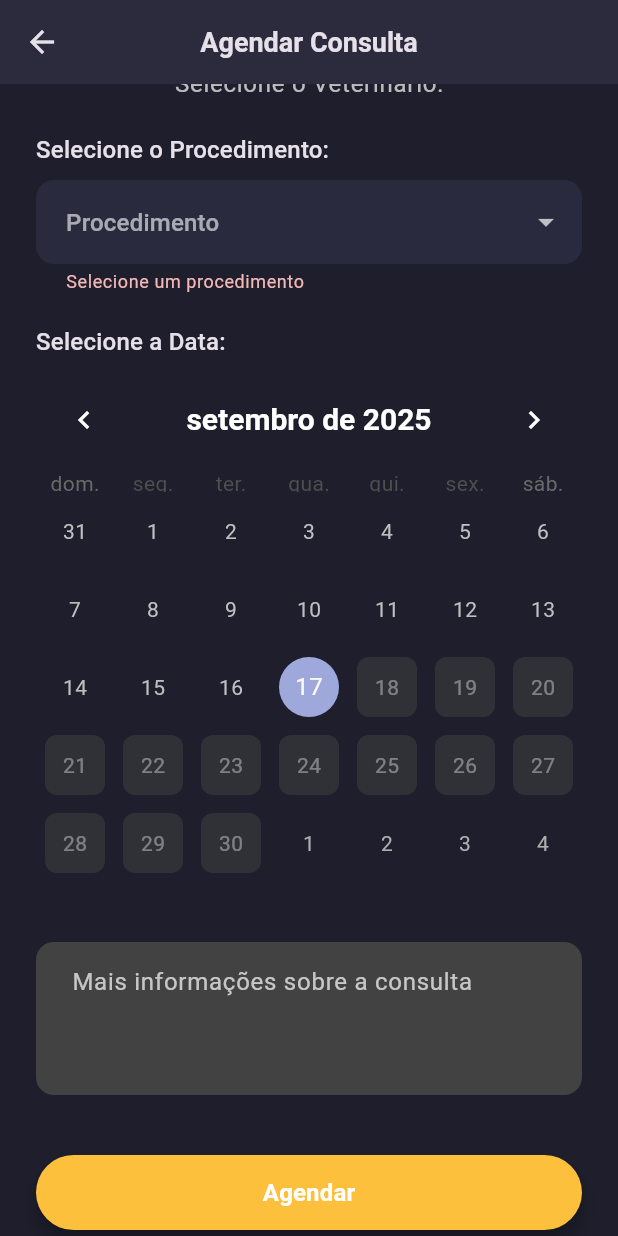
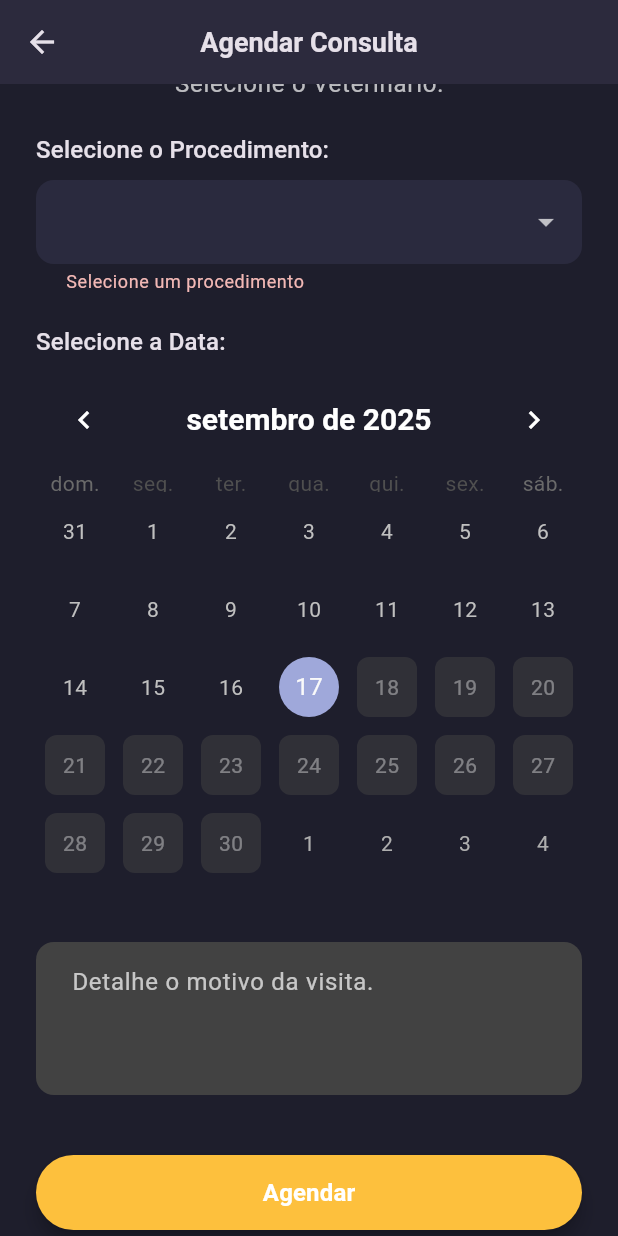
Before and after one commit to LucasCBF/rgpet_flutter, a Flutter app: the TelaAgendamentoDono screen opened by its route, scrolled down 80 dp, after a tap on "Agendar", on a phone screen of 412 x 824 dp. Run offline on Flutter 3.47's test engine with Material 3 defaults, Android fonts, the phone set to English and light mode, and no system bars; drawn by our look-alikes of table_calendar; our stand-ins replace cloud_firestore, firebase_auth, firebase_core; accounts and stored records are empty.

```diff
--- a/lib/screens/cadastro_dono_screen.dart
+++ b/lib/screens/cadastro_dono_screen.dart
@@ -1,8 +1,8 @@
 import 'package:flutter/material.dart';
 import 'package:rgpet/widgets/custom_button.dart';
 import 'package:rgpet/widgets/custom_text_field.dart';
-import 'package:firebase_auth/firebase_auth.dart'; // Importar Firebase Authentication
-import 'package:cloud_firestore/cloud_firestore.dart'; // Importar Cloud Firestore
+import 'package:firebase_auth/firebase_auth.dart';
+import 'package:cloud_firestore/cloud_firestore.dart';
 
 class CadastroDonoScreen extends StatefulWidget {
   const CadastroDonoScreen({super.key});
--- a/lib/screens/tela_agendamento_dono.dart
+++ b/lib/screens/tela_agendamento_dono.dart
@@ -19,24 +19,26 @@ class _TelaAgendamentoDonoState extends State<TelaAgendamentoDono> {
 
   final TextEditingController _motivoController = TextEditingController();
 
-  // Variáveis para armazenar as seleções do usuário
   String? _selectedPetId;
   String? _selectedVeterinarioId;
-  String? _selectedProcedure; // NOVO: Procedimento selecionado
-  DateTime? _selectedDay; // NOVO: Dia selecionado no calendário
-  String? _selectedHorarioId; // ID do horário selecionado
+  String? _selectedProcedure;
+  DateTime? _selectedDay;
+  String? _selectedHorarioId;
 
-  // Listas para popular os Dropdowns
   List<Map<String, dynamic>> _pets = [];
   List<Map<String, dynamic>> _veterinarios = [];
 
-  // NOVO: Horários disponíveis para o veterinário selecionado
   Map<DateTime, List<DocumentSnapshot>> _horariosPorDia = {};
-  // NOVO: Lista de horários para o dia selecionado
   List<DocumentSnapshot> _horariosDoDia = [];
 
   bool _isLoading = true;
   String? _errorMessage;
+
+  final Map<String, int> _procedureDurations = {
+    'Consulta': 60, // minutos
+    'Vacinação': 30, // minutos
+    'Higiene Bucal': 60, // minutos
+  };
 
   @override
   void initState() {
@@ -61,7 +63,6 @@ class _TelaAgendamentoDonoState extends State<TelaAgendamentoDono> {
     }
 
     try {
-      // Carregar pets do dono logado
       QuerySnapshot petsSnapshot = await FirebaseFirestore.instance
           .collection('donos')
           .doc(user.uid)
@@ -72,7 +73,6 @@ class _TelaAgendamentoDonoState extends State<TelaAgendamentoDono> {
         return {'id': doc.id, 'nome': data['nome']};
       }).toList();
 
-      // Carregar todos os veterinários
       QuerySnapshot veterinariosSnapshot = await FirebaseFirestore.instance
           .collection('veterinarios')
           .get();
@@ -88,7 +88,6 @@ class _TelaAgendamentoDonoState extends State<TelaAgendamentoDono> {
         }
         if (_veterinarios.isNotEmpty) {
           _selectedVeterinarioId = _veterinarios.first['id'];
-          // Inicia o carregamento dos horários do primeiro veterinário
           _loadHorariosVeterinario(_selectedVeterinarioId!);
         }
       });
@@ -100,10 +99,9 @@ class _TelaAgendamentoDonoState extends State<TelaAgendamentoDono> {
     }
   }
 
-  // NOVO: Carrega todos os horários disponíveis de um veterinário
   Future<void> _loadHorariosVeterinario(String veterinarioId) async {
     setState(() {
-      _horariosPorDia = {}; // Limpa os horários anteriores
+      _horariosPorDia = {};
       _selectedDay = null;
       _horariosDoDia = [];
       _selectedHorarioId = null;
@@ -141,16 +139,14 @@ class _TelaAgendamentoDonoState extends State<TelaAgendamentoDono> {
     }
   }
 
-  // NOVO: Lógica para selecionar um dia no calendário
   void _onDaySelected(DateTime selectedDay, DateTime focusedDay) {
     if (_horariosPorDia.containsKey(selectedDay)) {
       setState(() {
         _selectedDay = selectedDay;
         _horariosDoDia = _horariosPorDia[selectedDay]!;
-        _selectedHorarioId = null; // Reseta o horário selecionado
+        _selectedHorarioId = null;
       });
     } else {
-      // Se o dia não tem horários, limpa a lista e a seleção
       setState(() {
         _selectedDay = null;
         _horariosDoDia = [];
@@ -174,7 +170,13 @@ class _TelaAgendamentoDonoState extends State<TelaAgendamentoDono> {
           return;
         }
 
-        // 1. Obter os detalhes do horário selecionado
+        // NOVO: Busca os nomes do pet e do dono
+        final petDoc = await FirebaseFirestore.instance.collection('donos').doc(user.uid).collection('pets').doc(_selectedPetId).get();
+        final donoDoc = await FirebaseFirestore.instance.collection('donos').doc(user.uid).get();
+
+        final String petNome = petDoc.data()?['nome'] ?? 'Nome do Pet não encontrado';
+        final String donoNome = donoDoc.data()?['nomeCompleto'] ?? 'Nome do Dono não encontrado';
+
         final selectedHorarioDoc = await FirebaseFirestore.instance
             .collection('horariosDisponiveis')
             .doc(_selectedHorarioId)
@@ -183,34 +185,55 @@ class _TelaAgendamentoDonoState extends State<TelaAgendamentoDono> {
         final Timestamp timestamp = selectedHorarioData['timestamp'];
         final DateTime dataHoraConsulta = timestamp.toDate();
 
-        // 2. Criar o documento da consulta
+        final int durationInMinutes = _procedureDurations[_selectedProcedure]!;
+        List<String> horariosParaAgendar = [_selectedHorarioId!];
+
+        if (durationInMinutes == 60) {
+          final nextHorario = _horariosDoDia.firstWhere(
+            (doc) {
+              final nextTimestamp = (doc.data() as Map<String, dynamic>)['timestamp'].toDate();
+              return nextTimestamp.isAtSameMomentAs(dataHoraConsulta.add(const Duration(minutes: 30))) &&
+                     doc['isAgendado'] == false;
+            },
+            orElse: () => throw 'Próximo horário não disponível para a duração do procedimento.',
+          );
+          horariosParaAgendar.add(nextHorario.id);
+        }
+
         DocumentReference consultaRef = await FirebaseFirestore.instance.collection('consultas').add({
           'donoUid': user.uid,
+          'donoNome': donoNome, // NOVO: Salva o nome do dono
           'petId': _selectedPetId,
+          'petNome': petNome, // NOVO: Salva o nome do pet
           'veterinarioId': _selectedVeterinarioId,
           'dataHoraConsulta': dataHoraConsulta,
           'motivoConsulta': _motivoController.text.trim(),
-          'procedimento': _selectedProcedure, // NOVO: Salva o procedimento
+          'procedimento': _selectedProcedure,
           'status': 'pendente',
           'dataAgendamento': FieldValue.serverTimestamp(),
-          'horarioDisponivelId': _selectedHorarioId,
+          'horariosAgendadosIds': horariosParaAgendar,
         });
 
-        // 3. Atualizar o horário disponível para marcar como agendado
-        await FirebaseFirestore.instance.collection('horariosDisponiveis').doc(_selectedHorarioId).update({
+        WriteBatch batch = FirebaseFirestore.instance.batch();
+        for (String horarioId in horariosParaAgendar) {
+          batch.update(
+            FirebaseFirestore.instance.collection('horariosDisponiveis').doc(horarioId),
+            {
               'isAgendado': true,
               'donoUidAgendamento': user.uid,
               'petIdAgendamento': _selectedPetId,
               'consultaId': consultaRef.id,
-        });
+            },
+          );
+        }
+        await batch.commit();
 
-        // 4. Criar notificação para o veterinário
         await FirebaseFirestore.instance.collection('notificacoesVeterinario').add({
           'veterinarioId': _selectedVeterinarioId,
           'donoUid': user.uid,
           'petId': _selectedPetId,
           'tipo': 'nova_consulta',
-          'mensagem': 'Nova solicitação de consulta para ${DateFormat('dd/MM/yyyy HH:mm').format(dataHoraConsulta)}.',
+          'mensagem': 'Nova solicitação de consulta (${_selectedProcedure}) para ${DateFormat('dd/MM/yyyy HH:mm').format(dataHoraConsulta)}.',
           'lida': false,
           'timestamp': FieldValue.serverTimestamp(),
           'consultaId': consultaRef.id,
@@ -223,13 +246,24 @@ class _TelaAgendamentoDonoState extends State<TelaAgendamentoDono> {
           Navigator.of(context).pop();
         }
       } catch (e) {
-        if (mounted) {
-          ScaffoldMessenger.of(context).showSnackBar(
-            SnackBar(content: Text('Erro ao agendar consulta: ${e.toString()}')),
-          );
+        if (e is String) {
+           ScaffoldMessenger.of(context).showSnackBar(SnackBar(content: Text(e)));
+        } else {
+           ScaffoldMessenger.of(context).showSnackBar(SnackBar(content: Text('Erro ao agendar consulta: ${e.toString()}')));
         }
       }
     }
+  }
+
+  bool _checkAvailability(DateTime startTime, int duration) {
+    if (duration == 30) {
+      return true;
+    }
+    final nextSlotTime = startTime.add(const Duration(minutes: 30));
+    return _horariosDoDia.any((doc) {
+      final Timestamp nextTimestamp = (doc.data() as Map<String, dynamic>)['timestamp'];
+      return nextTimestamp.toDate().isAtSameMomentAs(nextSlotTime);
+    });
   }
 
   @override
@@ -250,43 +284,46 @@ class _TelaAgendamentoDonoState extends State<TelaAgendamentoDono> {
           child: Column(
             crossAxisAlignment: CrossAxisAlignment.stretch,
             children: [
-              // Dropdown para o Pet
-              _buildDropdown('Selecione o Pet:', _pets, (value) => setState(() => _selectedPetId = value)),
+              _buildDropdown(
+                'Selecione o Pet:',
+                _pets.map((p) => {'id': p['id'], 'nome': p['nome']}).toList(),
+                _selectedPetId,
+                (value) => setState(() => _selectedPetId = value),
+              ),
               const SizedBox(height: 20),
 
-              // Dropdown para o Veterinário
-              _buildDropdown('Selecione o Veterinário:', _veterinarios, (value) {
+              _buildDropdown(
+                'Selecione o Veterinário:',
+                _veterinarios.map((v) => {'id': v['id'], 'nome': v['nome']}).toList(),
+                _selectedVeterinarioId,
+                (value) {
                   setState(() {
                     _selectedVeterinarioId = value;
                     if (value != null) {
                       _loadHorariosVeterinario(value);
                     }
                   });
-              }),
+                },
+              ),
               const SizedBox(height: 20),
 
-              // NOVO: Dropdown para o Procedimento
               Text('Selecione o Procedimento:', style: Theme.of(context).textTheme.titleMedium),
               const SizedBox(height: 8),
               DropdownButtonFormField<String>(
                 value: _selectedProcedure,
-                decoration: InputDecoration(
-                  hintText: 'Procedimento',
-                  hintStyle: Theme.of(context).inputDecorationTheme.hintStyle,
-                ),
                 dropdownColor: Theme.of(context).cardColor,
-                items: ['Consulta', 'Vacinação', 'Higiene Bucal']
-                    .map((proc) => DropdownMenuItem(value: proc, child: Text(proc))).toList(),
-                onChanged: (value) => setState(() => _selectedProcedure = value),
+                items: _procedureDurations.keys.map((proc) => DropdownMenuItem(value: proc, child: Text(proc))).toList(),
+                onChanged: (value) => setState(() {
+                  _selectedProcedure = value;
+                  _selectedHorarioId = null;
+                }),
                 validator: (value) => value == null ? 'Selecione um procedimento' : null,
               ),
               const SizedBox(height: 20),
 
-              // Calendário para selecionar o dia
               _buildCalendar(),
               const SizedBox(height: 20),
 
-              // NOVO: Grade de horários do dia selecionado
               if (_selectedDay != null && _horariosDoDia.isNotEmpty) ...[
                 Text('Horários disponíveis em ${DateFormat('dd/MM/yyyy').format(_selectedDay!)}:', style: Theme.of(context).textTheme.titleMedium),
                 const SizedBox(height: 8),
@@ -303,8 +340,16 @@ class _TelaAgendamentoDonoState extends State<TelaAgendamentoDono> {
                   itemBuilder: (context, index) {
                     final horarioDoc = _horariosDoDia[index];
                     final Timestamp timestamp = (horarioDoc.data() as Map<String, dynamic>)['timestamp'];
-                    final String horarioTexto = DateFormat('HH:mm').format(timestamp.toDate());
+                    final DateTime time = timestamp.toDate();
+                    final String horarioTexto = DateFormat('HH:mm').format(time);
                     final bool isSelected = _selectedHorarioId == horarioDoc.id;
+
+                    final duration = _selectedProcedure != null ? _procedureDurations[_selectedProcedure]! : 0;
+                    final isAvailable = _checkAvailability(time, duration);
+
+                    if (!isAvailable) {
+                      return const SizedBox();
+                    }
 
                     return ElevatedButton(
                       onPressed: () {
@@ -315,7 +360,6 @@ class _TelaAgendamentoDonoState extends State<TelaAgendamentoDono> {
                       style: ElevatedButton.styleFrom(
                         backgroundColor: isSelected ? Colors.redAccent : Theme.of(context).cardColor,
                         foregroundColor: isSelected ? Colors.white : Colors.white70,
-                        shape: RoundedRectangleBorder(borderRadius: BorderRadius.circular(8)),
                       ),
                       child: Text(horarioTexto),
                     );
@@ -324,10 +368,9 @@ class _TelaAgendamentoDonoState extends State<TelaAgendamentoDono> {
               ],
               const SizedBox(height: 20),
 
-              // Campo de "Mais Informações"
               CustomTextField(
                 controller: _motivoController,
-                hintText: 'Mais informações sobre a consulta',
+                hintText: 'Detalhe o motivo da visita.',
                 labelText: 'Mais Informações',
                 maxLines: 3,
               ),
@@ -345,7 +388,7 @@ class _TelaAgendamentoDonoState extends State<TelaAgendamentoDono> {
     );
   }
 
-  Widget _buildDropdown(String label, List<Map<String, dynamic>> items, Function(String?) onChanged) {
+  Widget _buildDropdown(String label, List<Map<String, dynamic>> items, String? selectedValue, Function(String?) onChanged) {
     if (items.isEmpty) {
       return Center(child: Text(label, style: Theme.of(context).textTheme.bodyLarge));
     }
@@ -355,15 +398,12 @@ class _TelaAgendamentoDonoState extends State<TelaAgendamentoDono> {
         Text(label, style: Theme.of(context).textTheme.titleMedium),
         const SizedBox(height: 8),
         DropdownButtonFormField<String>(
-          value: items.first['id'],
-          decoration: InputDecoration(
-            hintStyle: Theme.of(context).inputDecorationTheme.hintStyle,
-          ),
+          value: selectedValue,
           dropdownColor: Theme.of(context).cardColor,
           items: items.map<DropdownMenuItem<String>>((item) {
             return DropdownMenuItem<String>(
               value: item['id'],
-              child: Text(item['nome']!),
+              child: Text(item['nome']!, style: Theme.of(context).textTheme.bodyLarge),
             );
           }).toList(),
           onChanged: onChanged,
@@ -386,12 +426,11 @@ class _TelaAgendamentoDonoState extends State<TelaAgendamentoDono> {
           selectedDayPredicate: (day) => isSameDay(_selectedDay, day),
           onDaySelected: _onDaySelected,
           onPageChanged: (focusedDay) {
-            // Pode ser usado para carregar mais horários se necessário
+
           },
           calendarBuilders: CalendarBuilders(
             defaultBuilder: (context, day, focusedDay) {
               final hasEvents = _horariosPorDia.containsKey(DateTime.utc(day.year, day.month, day.day));
-              final isToday = isSameDay(day, DateTime.now());
               final isSelected = isSameDay(_selectedDay, day);
 
               return Container(
```
Also changed, not shown: lib/main.dart (+15 -28 lines), lib/screens/tela_historico_consultas.dart (added, +193 -0 lines), lib/screens/tela_veterinario.dart (+4 -6 lines). Lines whose indentation alone changed are shown as unchanged.
